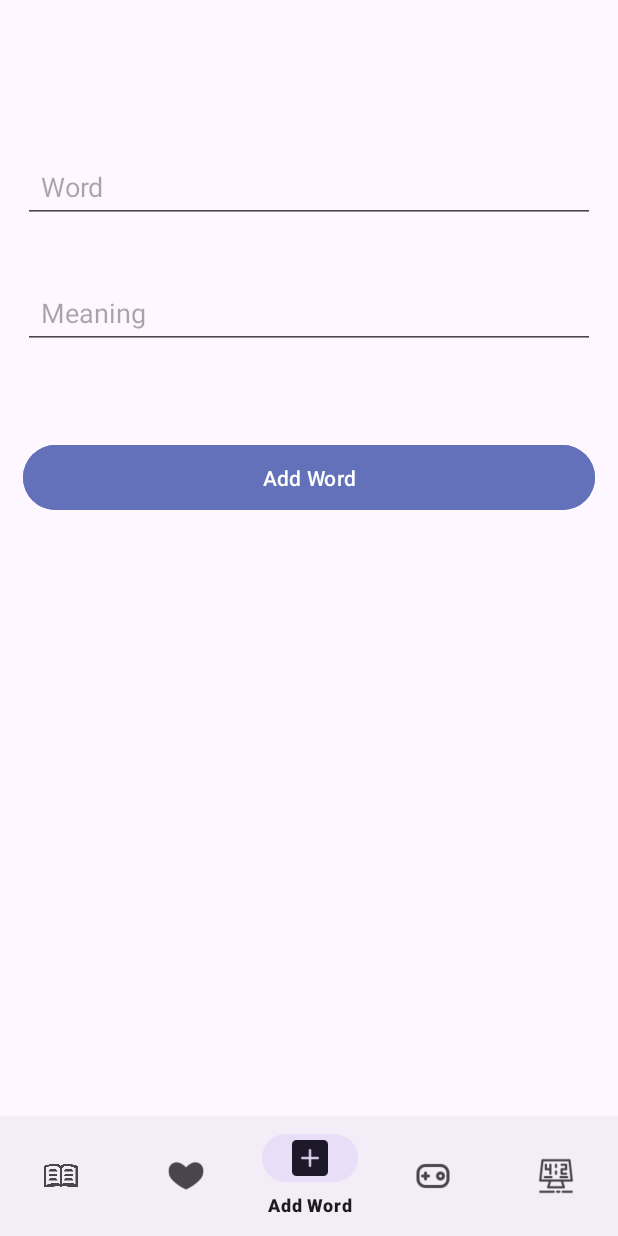
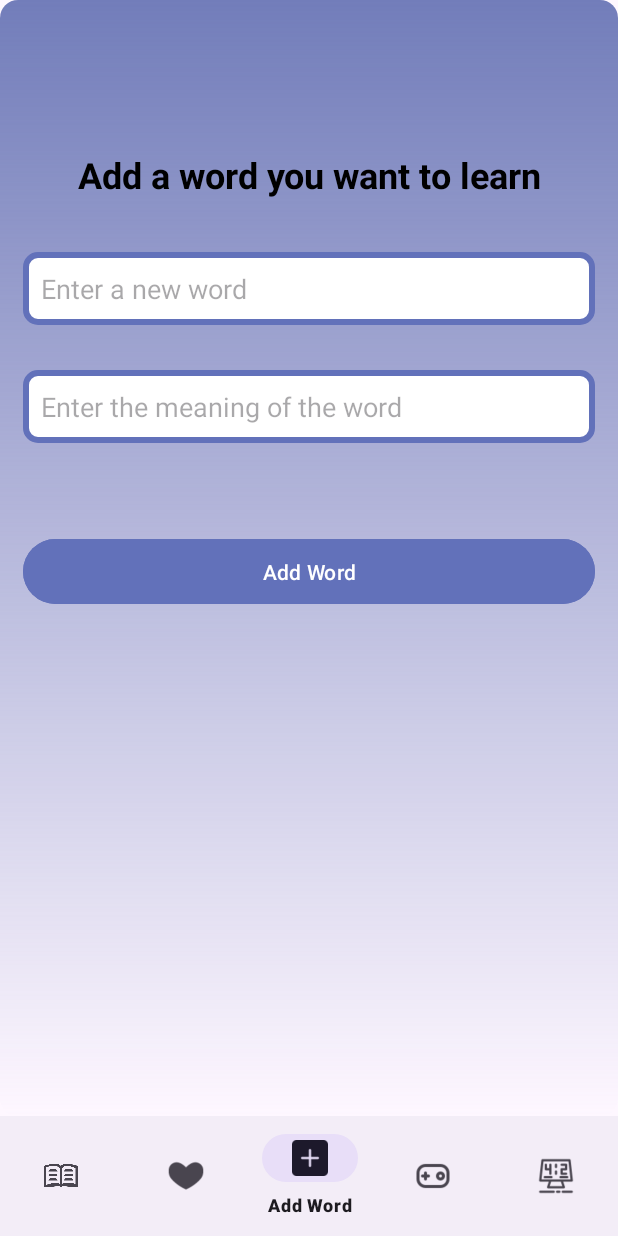
Before and after one commit to gulsenguness/WordMonster, an Android app: the AddWordFragment screen opened through its navigation route, on a phone screen of 412 x 824 dp. Run offline under Robolectric (Android 15) with nearby library versions, the phone set to English and light mode, and no system bars; our stand-ins replace Firebase (no records; nobody signed in at launch, a user with empty details on screens opened directly), navigation-ui.

Commit message:
Design edits were made

```diff
--- /dev/null
+++ b/app/src/main/res/drawable/button_background.xml
@@ -0,0 +1,6 @@
+<?xml version="1.0" encoding="utf-8"?>
+<shape xmlns:android="http://schemas.android.com/apk/res/android">
+    <solid android:color="@color/button"/>
+    <corners android:radius="8dp"/>
+    <padding android:left="12dp" android:right="12dp"/>
+</shape>
--- /dev/null
+++ b/app/src/main/res/drawable/edittext_background.xml
@@ -0,0 +1,12 @@
+<?xml version="1.0" encoding="utf-8"?>
+<shape xmlns:android="http://schemas.android.com/apk/res/android"
+    android:shape="rectangle">
+
+    <solid android:color="@android:color/white"/>
+
+    <stroke
+        android:width="4dp"
+        android:color="@color/button"/>
+
+    <corners android:radius="8dp"/>
+</shape>
--- a/app/src/main/res/layout/fragment_add_word.xml
+++ b/app/src/main/res/layout/fragment_add_word.xml
@@ -4,6 +4,7 @@
     xmlns:tools="http://schemas.android.com/tools"
     android:layout_width="match_parent"
     android:layout_height="match_parent"
+    android:background="@drawable/background_gradient"
     tools:context=".ui.fragment.AddWordFragment">
 
     <EditText
@@ -11,27 +12,29 @@
         android:layout_width="match_parent"
         android:layout_height="wrap_content"
         android:layout_marginStart="15dp"
+        android:layout_marginTop="35dp"
         android:layout_marginEnd="15dp"
-        android:layout_marginTop="100dp"
-        android:hint="Word"
+        android:background="@drawable/edittext_background"
+        android:hint="Enter a new word"
         android:inputType="text"
+        android:minHeight="48dp"
         android:padding="12dp"
-        android:minHeight="48dp"
         app:layout_constraintEnd_toEndOf="parent"
         app:layout_constraintStart_toStartOf="parent"
-        app:layout_constraintTop_toTopOf="parent" />
+        app:layout_constraintTop_toBottomOf="@+id/textView" />
 
     <EditText
         android:id="@+id/editTextMeaning"
         android:layout_width="match_parent"
         android:layout_height="wrap_content"
         android:layout_marginStart="15dp"
+        android:layout_marginTop="30dp"
         android:layout_marginEnd="15dp"
-        android:layout_marginTop="35dp"
-        android:hint="Meaning"
+        android:background="@drawable/edittext_background"
+        android:hint="Enter the meaning of the word"
         android:inputType="text"
+        android:minHeight="48dp"
         android:padding="12dp"
-        android:minHeight="48dp"
         app:layout_constraintEnd_toEndOf="parent"
         app:layout_constraintStart_toStartOf="parent"
         app:layout_constraintTop_toBottomOf="@id/editTextWord" />
@@ -53,4 +56,18 @@
         app:layout_constraintStart_toStartOf="parent"
         app:layout_constraintTop_toBottomOf="@id/editTextMeaning" />
 
+    <TextView
+        android:id="@+id/textView"
+        android:layout_width="wrap_content"
+        android:layout_height="wrap_content"
+        android:layout_marginTop="100dp"
+        android:text="Add a word you want to learn"
+        android:textColor="@color/black"
+        android:textSize="24sp"
+        android:textStyle="bold"
+        android:gravity="center"
+        app:layout_constraintEnd_toEndOf="parent"
+        app:layout_constraintStart_toStartOf="parent"
+        app:layout_constraintTop_toTopOf="parent" />
+
 </androidx.constraintlayout.widget.ConstraintLayout>
--- a/app/src/main/res/values/colors.xml
+++ b/app/src/main/res/values/colors.xml
@@ -15,5 +15,6 @@
     <color name="color8">#FF9EB2</color>
     <color name="color9">#6FA7D5</color>
     <color name="color10">#D4B95E</color>
+    <color name="color11">#8F94B8</color>
     <color name="buttonColor1">#FF6F61</color>
 </resources>
```
Also changed, not shown: app/src/main/res/layout/fragment_game.xml (+16 -4 lines).
